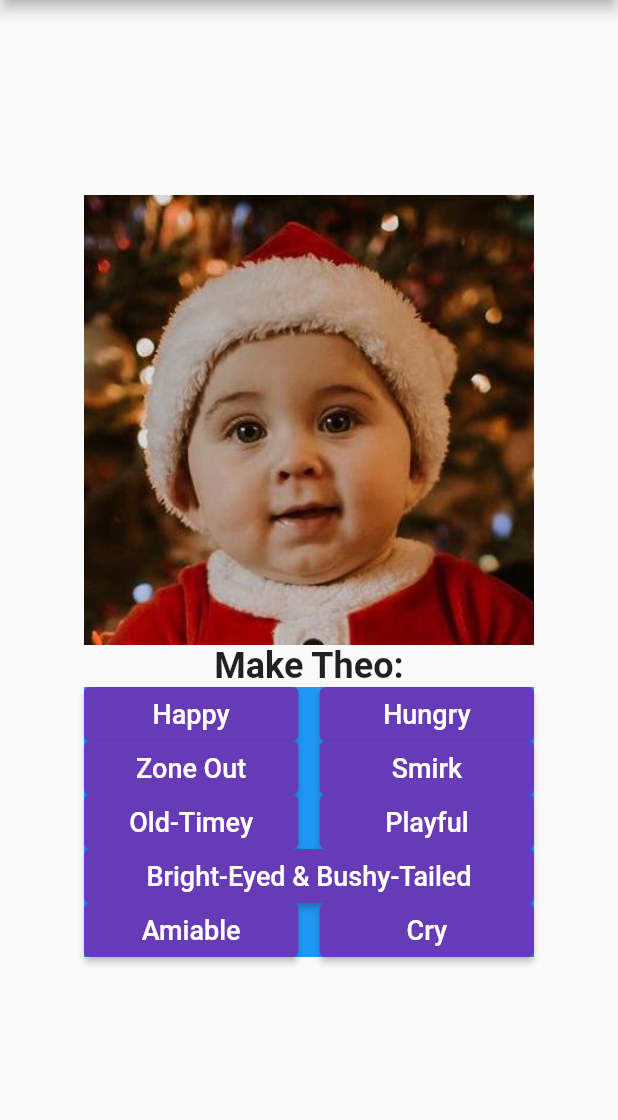
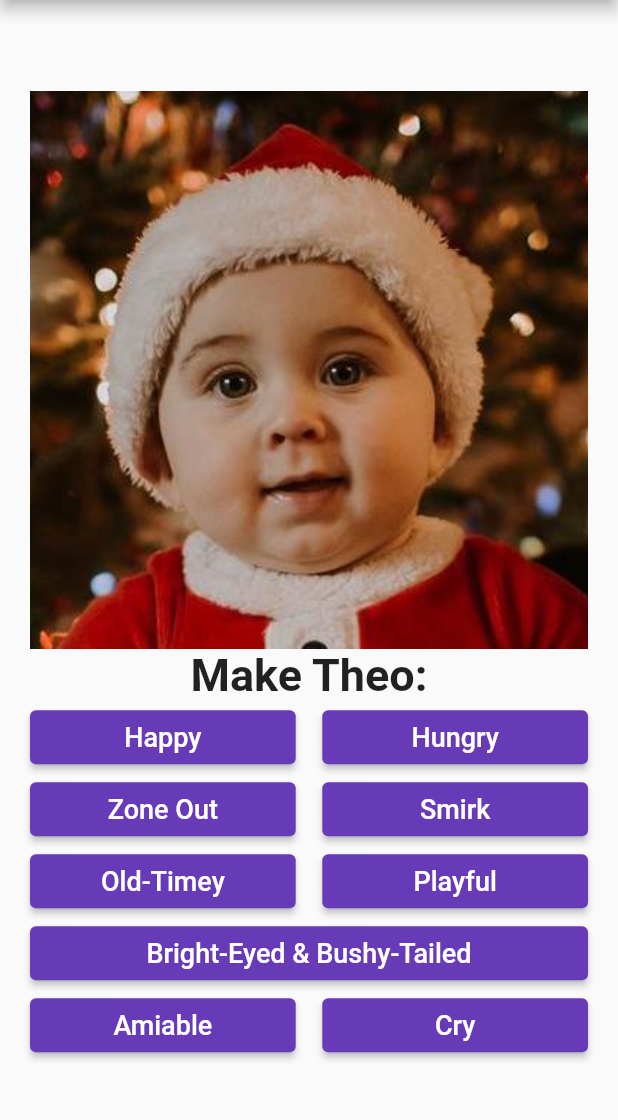
Before and after one commit to Nightlights524/theo_simulator_flutter, a Flutter app: the screen it shows after launch, on a phone screen of 412 x 824 dp, the part 84-1204 px from its top. Run offline on Flutter 3.47's test engine with Material 2 defaults, Android fonts, the phone set to English and light mode, and no system bars.

Commit message:
Very basic responsive design

```diff
--- a/lib/main.dart
+++ b/lib/main.dart
@@ -39,8 +39,8 @@ class _MyHomePageState extends State<MyHomePage> {
       child: ElevatedButton(
         onPressed: () => _setImage(imageName),
         style: ElevatedButton.styleFrom(
-          tapTargetSize: MaterialTapTargetSize.shrinkWrap,
-        ),
+            // tapTargetSize: MaterialTapTargetSize.shrinkWrap,
+            ),
         child: Text(
           buttonText,
           style: TextStyle(fontSize: 18),
@@ -51,6 +51,7 @@ class _MyHomePageState extends State<MyHomePage> {
 
   @override
   Widget build(BuildContext context) {
+    var mediaQueryData = MediaQuery.of(context);
     return Scaffold(
       // backgroundColor: Colors.purple.shade50,
       appBar: AppBar(
@@ -72,17 +73,20 @@ class _MyHomePageState extends State<MyHomePage> {
                   Image.asset(
                     _imagePath,
                     fit: BoxFit.cover,
-                    width: 300,
-                    height: 300,
+                    width: mediaQueryData.size.width - 40,
+                    height: mediaQueryData.size.width - 40,
+                    // width: 300,
+                    // height: 300,
                     gaplessPlayback: true,
                   ),
                   Text(
                     "Make Theo:",
-                    style: TextStyle(fontSize: 24, fontWeight: FontWeight.bold),
+                    style: TextStyle(fontSize: 30, fontWeight: FontWeight.bold),
                   ),
                   Container(
-                    color: Colors.blue,
-                    width: 300,
+                    // color: Colors.blue,
+                    width: mediaQueryData.size.width - 40,
+                    // width: 300,
                     // height: 300,
                     child: Column(
                       mainAxisAlignment: MainAxisAlignment.spaceBetween,
```
